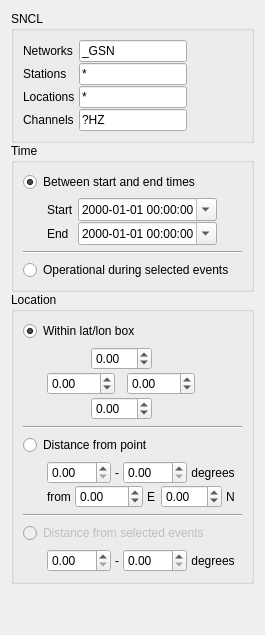
This is pyweed/gui/uic/StationOptionsWidget.ui in iris-edu/pyweed as Qt 5 draws it before an edit. The edited form follows.
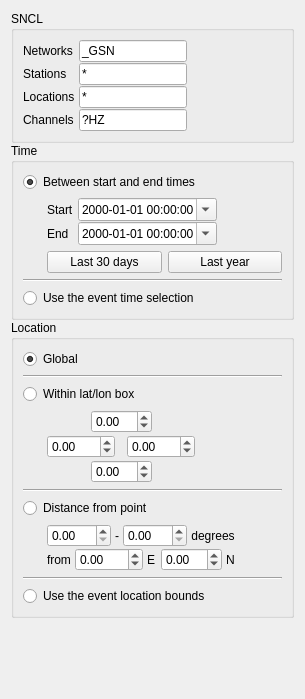
This is the edited form.

Commit message: Cleaned up the event/station options dialogs. Changed the interrelated options (ie. select events based on distance from stations) to be simpler (now just uses the query value from the other option), added things like "Global" location to be more explicit. Fixed a bunch of little related bugs.

Patch:
```diff
--- a/pyweed/gui/uic/StationOptionsWidget.ui
+++ b/pyweed/gui/uic/StationOptionsWidget.ui
@@ -2,6 +2,14 @@
 <ui version="4.0">
  <class>StationOptionsWidget</class>
  <widget class="QWidget" name="StationOptionsWidget">
+  <property name="geometry">
+   <rect>
+    <x>0</x>
+    <y>0</y>
+    <width>305</width>
+    <height>699</height>
+   </rect>
+  </property>
   <property name="sizePolicy">
    <sizepolicy hsizetype="Minimum" vsizetype="Preferred">
     <horstretch>0</horstretch>
@@ -195,6 +203,27 @@
         </item>
        </layout>
       </item>
+      <item>
+       <layout class="QHBoxLayout" name="horizontalLayout_7">
+        <property name="leftMargin">
+         <number>24</number>
+        </property>
+        <item>
+         <widget class="QPushButton" name="time30DaysPushButton">
+          <property name="text">
+           <string>Last 30 days</string>
+          </property>
+         </widget>
+        </item>
+        <item>
+         <widget class="QPushButton" name="time1YearPushButton">
+          <property name="text">
+           <string>Last year</string>
+          </property>
+         </widget>
+        </item>
+       </layout>
+      </item>
       <item>
        <widget class="Line" name="line_3">
         <property name="orientation">
@@ -205,7 +234,7 @@
       <item>
        <widget class="QRadioButton" name="timeDuringEventsRadioButton">
         <property name="text">
-         <string>Operational during selected events</string>
+         <string>Use the event time selection</string>
         </property>
        </widget>
       </item>
@@ -218,13 +247,30 @@
       <string>Location</string>
      </property>
      <layout class="QVBoxLayout" name="verticalLayout_4">
+      <item>
+       <widget class="QRadioButton" name="locationGlobalRadioButton">
+        <property name="text">
+         <string>Global</string>
+        </property>
+        <property name="checked">
+         <bool>true</bool>
+        </property>
+       </widget>
+      </item>
+      <item>
+       <widget class="Line" name="line_4">
+        <property name="orientation">
+         <enum>Qt::Horizontal</enum>
+        </property>
+       </widget>
+      </item>
       <item>
        <widget class="QRadioButton" name="locationRangeRadioButton">
         <property name="text">
          <string>Within lat/lon box</string>
         </property>
         <property name="checked">
-         <bool>true</bool>
+         <bool>false</bool>
         </property>
        </widget>
       </item>
@@ -358,6 +404,12 @@
           <property name="orientation">
            <enum>Qt::Horizontal</enum>
           </property>
+          <property name="sizeHint" stdset="0">
+           <size>
+            <width>0</width>
+            <height>0</height>
+           </size>
+          </property>
          </spacer>
         </item>
        </layout>
@@ -506,6 +558,12 @@
           <property name="sizeType">
            <enum>QSizePolicy::Expanding</enum>
           </property>
+          <property name="sizeHint" stdset="0">
+           <size>
+            <width>0</width>
+            <height>0</height>
+           </size>
+          </property>
          </spacer>
         </item>
        </layout>
@@ -520,83 +578,13 @@
       <item>
        <widget class="QRadioButton" name="locationDistanceFromEventsRadioButton">
         <property name="enabled">
-         <bool>false</bool>
+         <bool>true</bool>
         </property>
         <property name="text">
-         <string>Distance from selected events</string>
+         <string>Use the event location bounds</string>
         </property>
        </widget>
       </item>
-      <item>
-       <layout class="QHBoxLayout" name="horizontalLayout_16" stretch="0,1">
-        <property name="spacing">
-         <number>0</number>
-        </property>
-        <property name="sizeConstraint">
-         <enum>QLayout::SetDefaultConstraint</enum>
-        </property>
-        <property name="leftMargin">
-         <number>24</number>
-        </property>
-        <item>
-         <layout class="QHBoxLayout" name="horizontalLayout_3">
-          <property name="spacing">
-           <number>4</number>
-          </property>
-          <item>
-           <widget class="QDoubleSpinBox" name="distanceFromEventsMinRadiusDoubleSpinBox">
-            <property name="minimum">
-             <double>0.000000000000000</double>
-            </property>
-            <property name="maximum">
-             <double>180.000000000000000</double>
-            </property>
-           </widget>
-          </item>
-          <item>
-           <widget class="QLabel" name="label_4">
-            <property name="text">
-             <string>-</string>
-            </property>
-           </widget>
-          </item>
-          <item>
-           <widget class="QDoubleSpinBox" name="distanceFromEventsMaxRadiusDoubleSpinBox">
-            <property name="minimum">
-             <double>0.000000000000000</double>
-            </property>
-            <property name="maximum">
-             <double>180.000000000000000</double>
-            </property>
-           </widget>
-          </item>
-          <item>
-           <widget class="QLabel" name="label_10">
-            <property name="enabled">
-             <bool>true</bool>
-            </property>
-            <property name="text">
-             <string>degrees</string>
-            </property>
-            <property name="alignment">
-             <set>Qt::AlignCenter</set>
-            </property>
-           </widget>
-          </item>
-         </layout>
-        </item>
-        <item>
-         <spacer name="horizontalSpacer_13">
-          <property name="orientation">
-           <enum>Qt::Horizontal</enum>
-          </property>
-          <property name="sizeType">
-           <enum>QSizePolicy::Expanding</enum>
-          </property>
-         </spacer>
-        </item>
-       </layout>
-      </item>
      </layout>
     </widget>
    </item>
```
Left out of the diff: 8 changed lines with no effect on the pictures. The commit also changes 14 other files.
